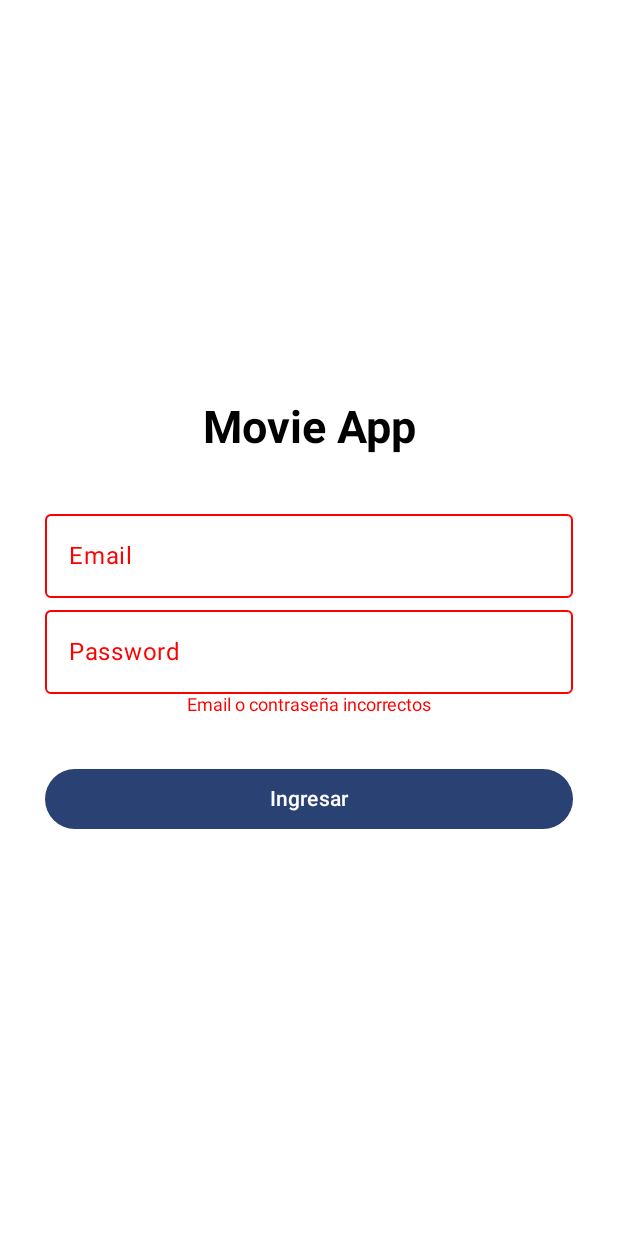
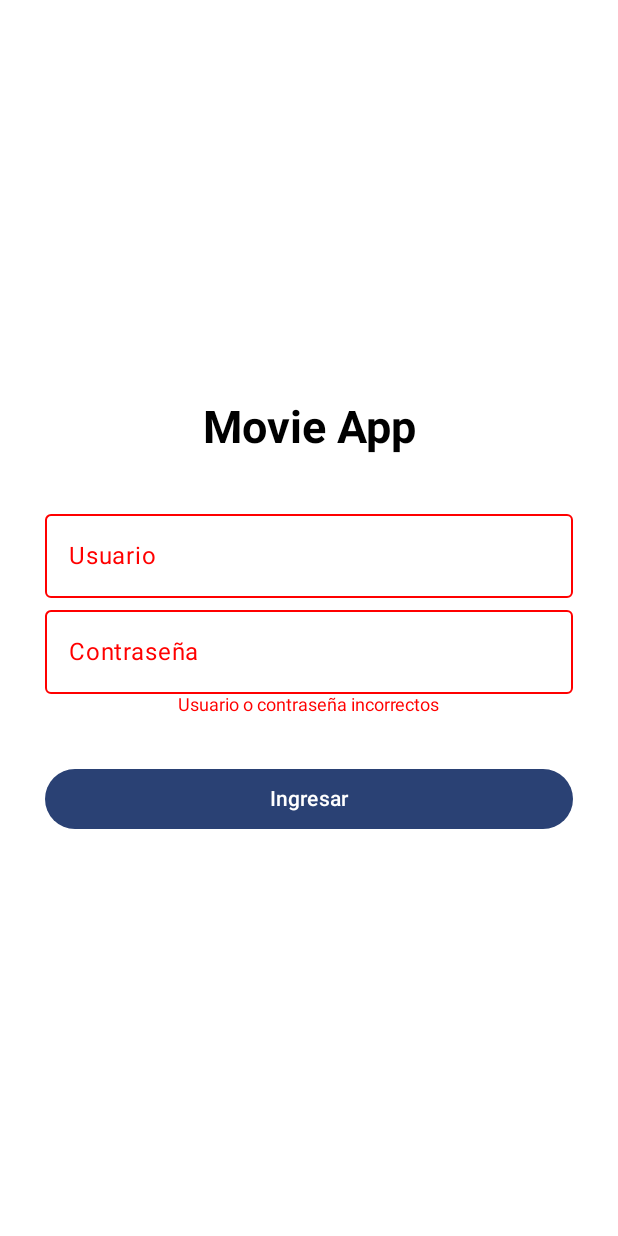
Before and after one commit to Anthony-51/ChallengeApp, an Android app built with Jetpack Compose: the screen it shows after launch (MainActivity), after a tap on "Ingresar", on a phone screen of 412 x 824 dp. Run offline under Robolectric (Android 15) with nearby library versions, the phone set to English and light mode, and no system bars; our stand-ins replace Dagger/Hilt's generated code.

Commit message:
Mejora en la paginacion

```diff
--- a/app/build.gradle.kts
+++ b/app/build.gradle.kts
@@ -115,6 +115,7 @@ dependencies {
       // Paging
       implementation ("androidx.paging:paging-runtime-ktx:3.1.1")
       implementation ("androidx.paging:paging-compose:1.0.0-alpha18")
+
       testImplementation("junit:junit:4.13.2")
       androidTestImplementation("androidx.test.ext:junit:1.1.5")
       androidTestImplementation("androidx.test.espresso:espresso-core:3.5.1")
--- a/app/src/main/java/com/alex/challengeapp/data/local/dao/MovieDao.kt
+++ b/app/src/main/java/com/alex/challengeapp/data/local/dao/MovieDao.kt
@@ -18,4 +18,7 @@ interface MovieDao {
 
       @Query("DELETE FROM movie")
       suspend fun deleteAll()
+
+      @Query("SELECT COUNT(*) FROM movie")
+      suspend fun getCount(): Int
 }
--- a/app/src/main/java/com/alex/challengeapp/data/repository/MovieRepositoryImpl.kt
+++ b/app/src/main/java/com/alex/challengeapp/data/repository/MovieRepositoryImpl.kt
@@ -23,7 +23,7 @@ class MovieRepositoryImpl @Inject constructor(
       }
 
       override fun getMoviePager(): Pager<Int, MovieEntity> {
-            return  Pager(
+            return Pager(
                   config = PagingConfig(pageSize = 20),
                   remoteMediator = movieMediator,
                   pagingSourceFactory = { movieDao.pagingSource() }
--- a/app/src/main/java/com/alex/challengeapp/presentation/home/HomeScreen.kt
+++ b/app/src/main/java/com/alex/challengeapp/presentation/home/HomeScreen.kt
@@ -25,7 +25,6 @@ import androidx.compose.ui.text.font.FontWeight
 import androidx.compose.ui.unit.dp
 import androidx.compose.ui.unit.sp
 import androidx.hilt.navigation.compose.hiltViewModel
-import androidx.lifecycle.compose.collectAsStateWithLifecycle
 import androidx.paging.LoadState
 import androidx.paging.compose.collectAsLazyPagingItems
 import com.alex.challengeapp.domain.model.Movie
@@ -80,7 +79,8 @@ fun HomeScreen(
                   )
             )
             LazyColumn(
-                  modifier = Modifier.weight(1f)
+                  modifier = Modifier.weight(1f),
+                  state = listState
             ) {
                   items(elements) { movie ->
                         if (movie != null) {
--- a/app/src/main/java/com/alex/challengeapp/presentation/login/LoginScreen.kt
+++ b/app/src/main/java/com/alex/challengeapp/presentation/login/LoginScreen.kt
@@ -72,7 +72,7 @@ fun LoginScreen(
             )
             if (state.value.isError) {
                   Text(
-                        text = "Email o contraseña incorrectos",
+                        text = "Usuario o contraseña incorrectos",
                         style = TextStyle(color = Color.Red, fontSize = 12.sp)
                   )
             }
--- a/app/src/main/java/com/alex/challengeapp/presentation/login/components/PasswordTextField.kt
+++ b/app/src/main/java/com/alex/challengeapp/presentation/login/components/PasswordTextField.kt
@@ -7,6 +7,7 @@ import androidx.compose.material3.Text
 import androidx.compose.runtime.Composable
 import androidx.compose.ui.Modifier
 import androidx.compose.ui.graphics.Color
+import androidx.compose.ui.text.TextStyle
 import androidx.compose.ui.text.input.ImeAction
 import androidx.compose.ui.text.input.KeyboardType
 import androidx.compose.ui.text.input.PasswordVisualTransformation
@@ -23,7 +24,7 @@ fun PasswordTextField(
             modifier = modifier,
             value = value,
             onValueChange = onValueChange,
-            label = { Text(text = "Password") },
+            label = { Text(text = "Contraseña") },
             colors = OutlinedTextFieldDefaults.colors(
                   unfocusedBorderColor = Color.Gray,
                   unfocusedLabelColor = Color.Gray,
@@ -35,7 +36,8 @@ fun PasswordTextField(
                   imeAction = ImeAction.Go
             ),
             isError = isError,
-            visualTransformation = PasswordVisualTransformation()
+            visualTransformation = PasswordVisualTransformation(),
+            textStyle = TextStyle(color = Color.Black)
       )
 }
 
--- a/app/src/main/java/com/alex/challengeapp/presentation/login/components/UserTextField.kt
+++ b/app/src/main/java/com/alex/challengeapp/presentation/login/components/UserTextField.kt
@@ -7,6 +7,7 @@ import androidx.compose.material3.Text
 import androidx.compose.runtime.Composable
 import androidx.compose.ui.Modifier
 import androidx.compose.ui.graphics.Color
+import androidx.compose.ui.text.TextStyle
 import androidx.compose.ui.text.input.ImeAction
 import androidx.compose.ui.text.input.KeyboardType
 import androidx.compose.ui.tooling.preview.Preview
@@ -22,7 +23,7 @@ fun UserTextField(
             modifier = modifier,
             value = value,
             onValueChange = onValueChange,
-            label = { Text(text = "Email") },
+            label = { Text(text = "Usuario") },
             colors = OutlinedTextFieldDefaults.colors(
                   unfocusedBorderColor = Color.Gray,
                   unfocusedLabelColor = Color.Gray,
@@ -33,7 +34,8 @@ fun UserTextField(
                   keyboardType = KeyboardType.Text,
                   imeAction = ImeAction.Next
             ),
-            isError = isError
+            isError = isError,
+            textStyle = TextStyle(color = Color.Black)
       )
 }
 
```
Also changed, not shown: app/src/main/java/com/alex/challengeapp/data/local/MovieMediator.kt (+7 -9 lines).
